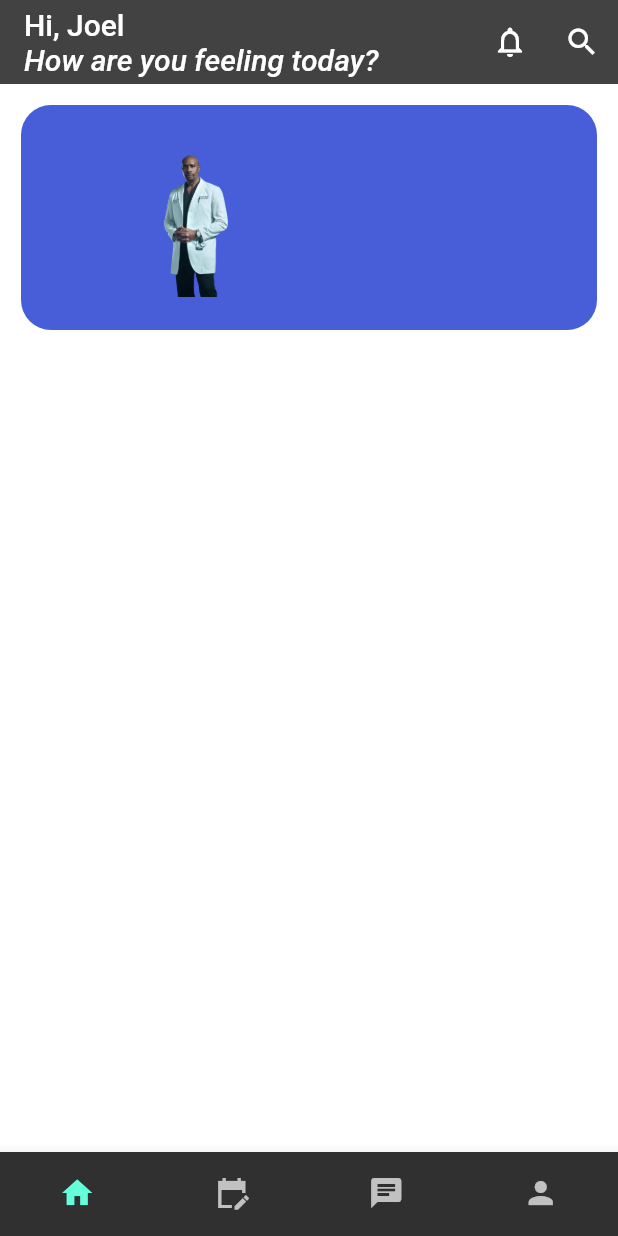
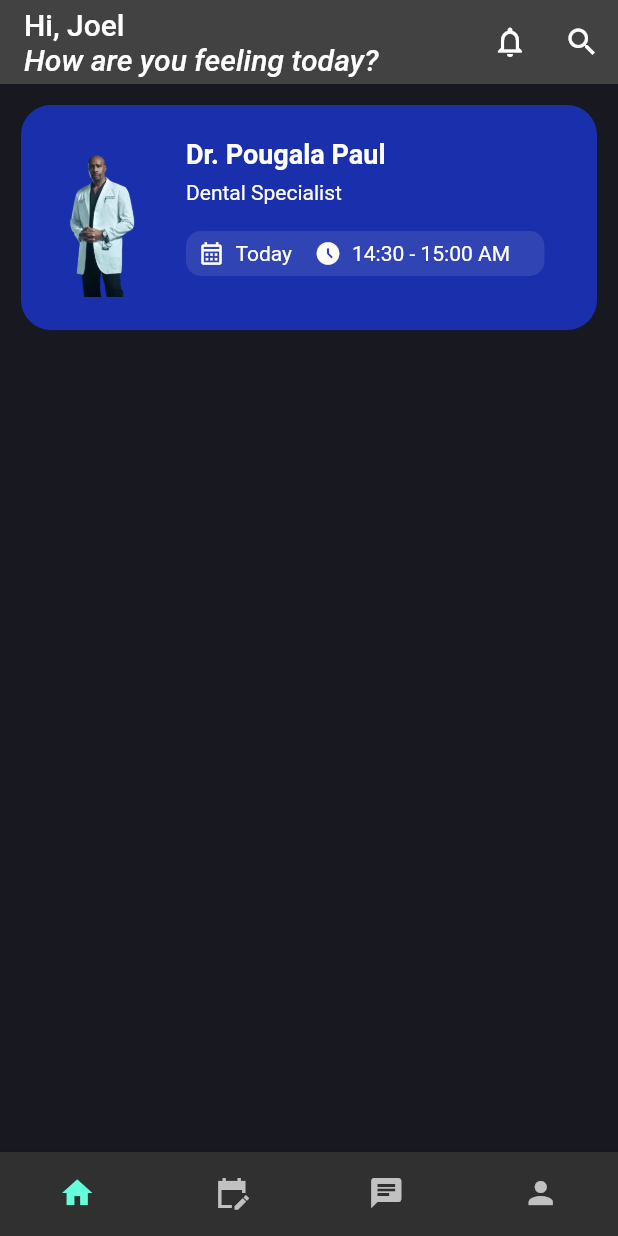
Before and after one commit to htankeu/first_flutter_projet, a Flutter app: the screen it shows after launch, on a phone screen of 412 x 824 dp. Run offline on Flutter 3.47's test engine with Material 2 defaults, Android fonts, the phone set to English and light mode, and no system bars; our stand-ins replace flutter_svg.

Commit message:
upComing_card fertig gemacht

```diff
--- a/lib/main.dart
+++ b/lib/main.dart
@@ -16,7 +16,7 @@ class MyApp extends StatelessWidget {
     return MaterialApp(
       title: 'Flutter Demo',
       theme: ThemeData.dark().copyWith(
-        scaffoldBackgroundColor: Pallete.whiteColor,
+        scaffoldBackgroundColor: Pallete.backgroundColor,
         useMaterial3: true,
       ),
       home: const HomePage(),
--- a/lib/pallete.dart
+++ b/lib/pallete.dart
@@ -9,6 +9,7 @@ class Pallete{
   static const Color gradient5 = Color.fromRGBO(1, 55, 12, 1);
   static const Color borderColor = Color.fromRGBO(52,51,67,1);
   static const Color whiteColor = Colors.white;
+  static const Color transpWhite = Colors.white10;
   static const Color transparenceColor1 = Colors.transparent;
   // ignore: constant_identifier_names
   static const Color primary_op = Color.fromRGBO(26, 53, 206, 0.8);
--- a/lib/widgets/upcoming_card.dart
+++ b/lib/widgets/upcoming_card.dart
@@ -18,8 +18,67 @@ const UpcomingCard({ Key? key }) : super(key: key);
         borderRadius:BorderRadius.circular(20),
       ),
       child: Row(
+        crossAxisAlignment: CrossAxisAlignment.start,
         children: [
-          Image.asset("assets/images/doctor_1.png",width: 200,)
+          ClipRRect(
+            borderRadius: BorderRadius.circular(10),
+            child: Image.asset(
+              "assets/images/doctor_1.png",
+              width: 75,)
+            ),
+          const SizedBox(width: 15,),
+           Column(
+            crossAxisAlignment: CrossAxisAlignment.start,
+            children: [
+              const Padding(
+                padding: EdgeInsets.only(bottom: 7),
+                child: Text("Dr. Pougala Paul", style: TextStyle(
+                fontSize: 18,
+                fontWeight: FontWeight.bold,
+                color: Pallete.whiteColor
+                  ),
+                ),
+              ),
+              const Text(
+                "Dental Specialist",
+                style: TextStyle(
+                  color: Pallete.whiteColor
+                ),
+              ),
+              const SizedBox(height:18),
+              Container(
+                padding: const EdgeInsets.symmetric(vertical: 6, horizontal: 8.0),
+                decoration: BoxDecoration(
+                  color: Pallete.transpWhite,
+                  borderRadius: BorderRadius.circular(10)
+                ),
+                child: const Row(
+                  children: [
+                    Icon(Icons.calendar_month_outlined, size: 18, color: Pallete.whiteColor,),
+                    Padding(
+                      padding: EdgeInsets.only(left: 7, right: 15),
+                      child: Text(
+                        "Today",
+                        style: TextStyle(
+                          color: Pallete.whiteColor
+                        ),
+                      ),
+                    ),
+                    Icon(Icons.access_time_filled_rounded, size: 18, color: Pallete.whiteColor,),
+                    Padding(
+                      padding: EdgeInsets.only(left: 7, right: 15),
+                      child: Text(
+                        "14:30 - 15:00 AM",
+                        style: TextStyle(
+                          color: Pallete.whiteColor
+                        ),
+                      ),
+                    )
+                  ],
+                ),
+              )
+            ],
+          )
         ],
       ),
     );
```
